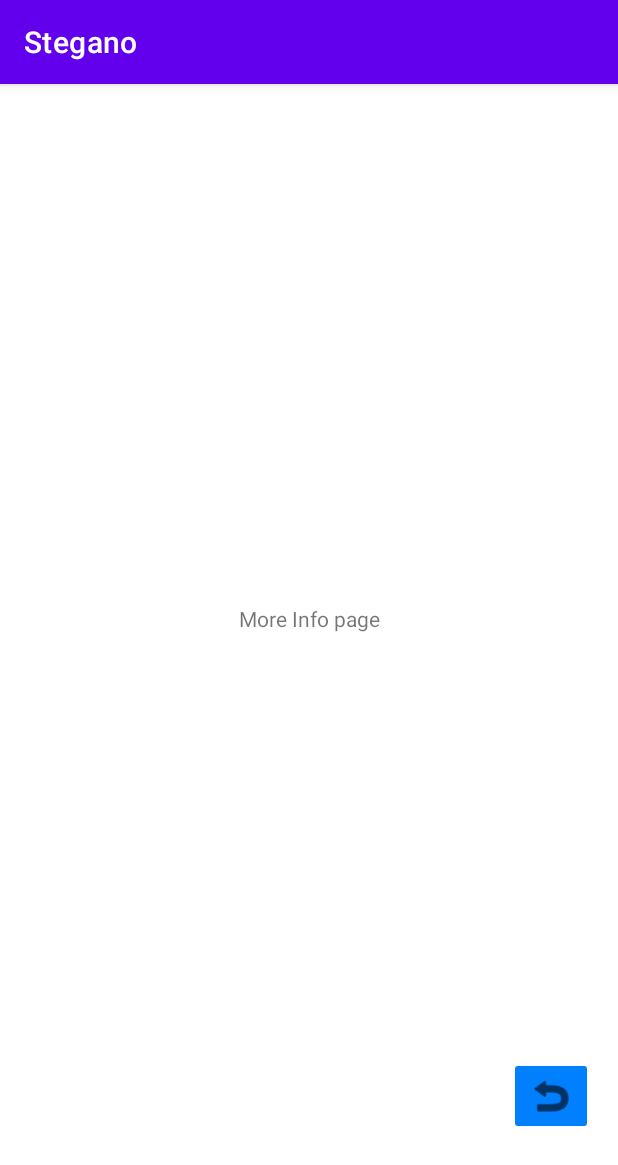
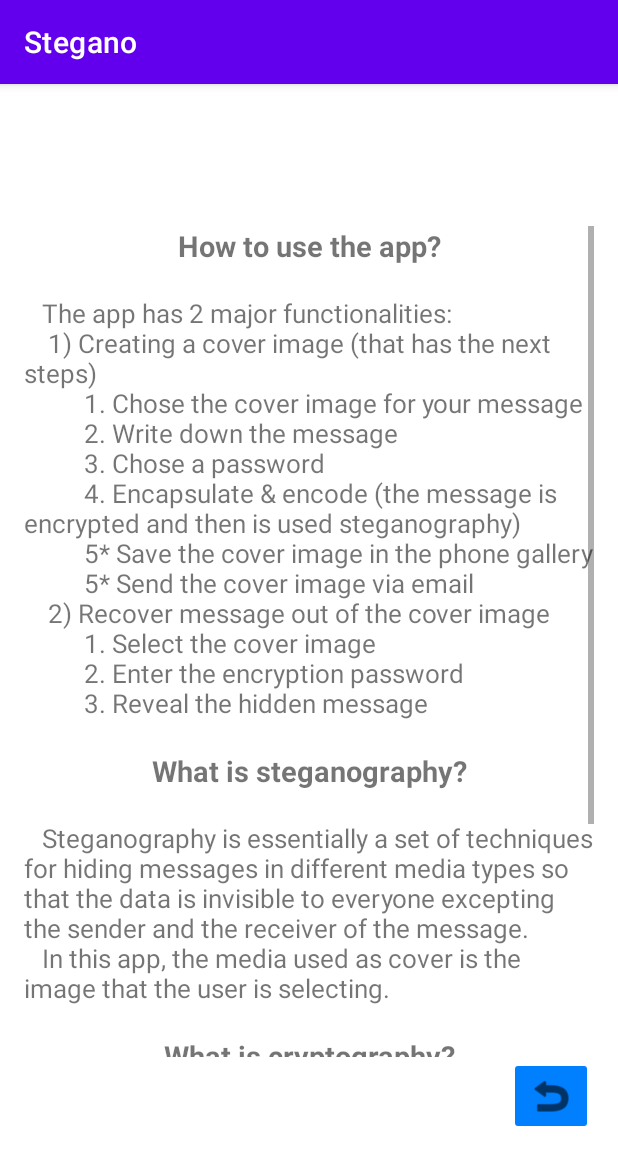
Before and after one commit to Andrei144/stegano, an Android app: the InfoActivity screen opened directly, with no data from a screen before it, on a phone screen of 412 x 824 dp. Shown: the top 1165 px of the screen. Run offline under Robolectric (Android 15) with nearby library versions, the phone set to English and light mode, and no system bars.

Commit message:
Last adjustments in the interface.

```diff
--- a/app/src/main/java/com/example/stegano/EncodeModel.kt
+++ b/app/src/main/java/com/example/stegano/EncodeModel.kt
@@ -177,9 +177,9 @@ class EncodeModel: CryptoManagerAES() {
         val codeSize = packageData[0].toInt()
         val code = packageData.sliceArray(1..<packageData.size)
 
-        if(code.size != codeSize){
-            Log.w("Size mismatch", "Code size: ${code.size}\t" +
-                    "Code size expected: $codeSize\n" +
+        if(code.size % 256 != codeSize){
+            Log.w("Size mismatch", "Code size mod 256: ${code.size % 256}\t" +
+                    "Code size expected mod 256: $codeSize\n" +
                     "Is also a very small possibility that the image is not steganographed.")
 //            throw Exception("Size mismatch, or image is not steganographed")
         }
--- a/app/src/main/java/com/example/stegano/InfoActivity.kt
+++ b/app/src/main/java/com/example/stegano/InfoActivity.kt
@@ -9,9 +9,31 @@ import androidx.appcompat.app.AppCompatActivity
 
 class InfoActivity : AppCompatActivity() {
 
-    private val infoText = "More Info page"
+    private val useExplain = "\n   The app has 2 major functionalities:\n" +
+            "    1) Creating a cover image (that has the next steps)\n" +
+            "          1. Chose the cover image for your message\n" +
+            "          2. Write down the message\n" +
+            "          3. Chose a password\n" +
+            "          4. Encapsulate & encode (the message is encrypted and then is used steganography)\n" +
+            "          5* Save the cover image in the phone gallery\n" +
+            "          5* Send the cover image via email\n" +
+            "    2) Recover message out of the cover image\n" +
+            "          1. Select the cover image\n" +
+            "          2. Enter the encryption password\n" +
+            "          3. Reveal the hidden message\n"
+    private val steganographyExplain = "\n   Steganography is essentially a set of techniques for " +
+            "hiding messages in different media types so that the data is invisible to everyone " +
+            "excepting the sender and the receiver of the message.\n   " +
+            "In this app, the media used as cover is the image that the user is selecting.\n"
+    private val cryptographyExplain = "\n   Cryptography is focussed on protecting the data by " +
+            "applying a set of 2 transformations. The first transformation is called encryption " +
+            "and is used to make something unreadable out of data, while the second " +
+            "transformation one is used to recover data from the encrypted data.\n   " +
+            "The app is using encryption to add an extra layer of security.\n"
 
-    private lateinit var infoTextView: TextView
+    private lateinit var useExplainTextView: TextView
+    private lateinit var steganographyExplainTextView: TextView
+    private lateinit var cryptographyExplainTextView: TextView
 
     @SuppressLint("MissingInflatedId")
     override fun onCreate(savedInstanceState: Bundle?) {
@@ -19,9 +41,14 @@ class InfoActivity : AppCompatActivity() {
         enableEdgeToEdge()
         setContentView(R.layout.activity_info)
 
-        infoTextView = findViewById(R.id.infoTextView1)
-        infoTextView.text = infoText
+        useExplainTextView = findViewById(R.id.useExplainTextView)
+        useExplainTextView.text = useExplain
 
+        steganographyExplainTextView = findViewById(R.id.steganographyExplainTextView)
+        steganographyExplainTextView.text = steganographyExplain
+
+        cryptographyExplainTextView = findViewById(R.id.cryptographyExplainTextView)
+        cryptographyExplainTextView.text = cryptographyExplain
     }
 
     fun onClickGoBack(view: View) {
--- a/app/src/main/res/layout/activity_decapsulate.xml
+++ b/app/src/main/res/layout/activity_decapsulate.xml
@@ -48,6 +48,7 @@
         app:layout_constraintVertical_bias="0.053"
         tools:srcCompat="@tools:sample/avatars" />
 
+
     <EditText
         android:id="@+id/editTextPasswordDecap"
         android:layout_width="177dp"
@@ -55,12 +56,13 @@
         android:ems="10"
         android:hint="Password"
         android:inputType="textPassword"
+        android:textSize="17sp"
         app:layout_constraintBottom_toBottomOf="parent"
         app:layout_constraintEnd_toEndOf="parent"
-        app:layout_constraintHorizontal_bias="0.102"
+        app:layout_constraintHorizontal_bias="0.068"
         app:layout_constraintStart_toStartOf="parent"
         app:layout_constraintTop_toBottomOf="@+id/imageViewDecap"
-        app:layout_constraintVertical_bias="0.101" />
+        app:layout_constraintVertical_bias="0.089" />
 
     <Button
         android:id="@+id/decapMessageBtn"
@@ -71,12 +73,9 @@
         android:text="Decapsulate\nMessage"
         android:textColor="@color/black"
         app:layout_constraintBottom_toBottomOf="parent"
-        app:layout_constraintEnd_toEndOf="parent"
-        app:layout_constraintHorizontal_bias="0.632"
         app:layout_constraintStart_toEndOf="@+id/editTextPasswordDecap"
         app:layout_constraintTop_toBottomOf="@+id/imageViewDecap"
-        app:layout_constraintVertical_bias="0.088" />
-
+        app:layout_constraintVertical_bias="0.09" />
 
     <TextView
         android:id="@+id/textView"
--- a/app/src/main/res/layout/activity_encapsulate.xml
+++ b/app/src/main/res/layout/activity_encapsulate.xml
@@ -69,11 +69,9 @@
         android:text="Encapsulate\nmessage"
         android:textColor="@color/black"
         app:layout_constraintBottom_toBottomOf="parent"
-        app:layout_constraintEnd_toEndOf="parent"
-        app:layout_constraintHorizontal_bias="0.059"
-        app:layout_constraintStart_toStartOf="parent"
+        app:layout_constraintStart_toEndOf="@+id/encryptionPassword"
         app:layout_constraintTop_toBottomOf="@+id/messageInput"
-        app:layout_constraintVertical_bias="0.053" />
+        app:layout_constraintVertical_bias="0.054" />
 
     <EditText
         android:id="@+id/encryptionPassword"
@@ -83,12 +81,13 @@
         android:hint="Password"
         android:importantForAutofill="no"
         android:inputType="textPassword"
+        android:textSize="17sp"
         app:layout_constraintBottom_toBottomOf="parent"
         app:layout_constraintEnd_toEndOf="parent"
-        app:layout_constraintHorizontal_bias="0.91"
+        app:layout_constraintHorizontal_bias="0.094"
         app:layout_constraintStart_toStartOf="parent"
         app:layout_constraintTop_toBottomOf="@+id/messageInput"
-        app:layout_constraintVertical_bias="0.052" />
+        app:layout_constraintVertical_bias="0.053" />
 
     <ImageButton
         android:id="@+id/imageButton"
--- a/app/src/main/res/layout/activity_encrypt.xml
+++ b/app/src/main/res/layout/activity_encrypt.xml
@@ -40,6 +40,7 @@
         android:layout_height="wrap_content"
         android:layout_marginBottom="4dp"
         android:text="Send the message via mail"
+        android:textSize="17sp"
         app:layout_constraintBottom_toTopOf="@+id/sendBtn"
         app:layout_constraintEnd_toEndOf="parent"
         app:layout_constraintHorizontal_bias="0.065"
@@ -65,6 +66,7 @@
         android:layout_width="wrap_content"
         android:layout_height="wrap_content"
         android:text="Encrypt message and hide it in the image"
+        android:textSize="17sp"
         app:layout_constraintBottom_toTopOf="@+id/button"
         app:layout_constraintEnd_toEndOf="parent"
         app:layout_constraintHorizontal_bias="0.103"
@@ -90,6 +92,7 @@
         android:id="@+id/textViewImageResult"
         android:layout_width="wrap_content"
         android:layout_height="wrap_content"
+        android:textSize="17sp"
         app:layout_constraintBottom_toBottomOf="parent"
         app:layout_constraintEnd_toEndOf="parent"
         app:layout_constraintHorizontal_bias="0.5"
--- a/app/src/main/res/layout/activity_info.xml
+++ b/app/src/main/res/layout/activity_info.xml
@@ -21,15 +21,83 @@
         app:srcCompat="@android:drawable/ic_menu_revert"
         app:tint="#000000" />
 
-    <TextView
-        android:id="@+id/infoTextView1"
-        android:layout_width="wrap_content"
-        android:layout_height="wrap_content"
-        android:text=""
-        app:layout_constraintBottom_toBottomOf="parent"
+    <ScrollView
+        android:layout_width="380dp"
+        android:layout_height="554dp"
+        app:layout_constraintBottom_toTopOf="@+id/imageButton2"
         app:layout_constraintEnd_toEndOf="parent"
-        app:layout_constraintHorizontal_bias="0.5"
-        app:layout_constraintStart_toStartOf="parent"
-        app:layout_constraintTop_toTopOf="parent"
-        app:layout_constraintVertical_bias="0.5" />
+        app:layout_constraintStart_toStartOf="parent">
+
+        <LinearLayout
+            android:layout_width="match_parent"
+            android:layout_height="wrap_content"
+            android:orientation="vertical"
+            >
+
+            <TextView
+                android:id="@+id/howToUseTextView"
+                android:layout_width="match_parent"
+                android:layout_height="wrap_content"
+                android:text="How to use the app?"
+                android:textAlignment="center"
+                android:textSize="19sp"
+                android:textStyle="bold"
+                app:layout_constraintBottom_toBottomOf="parent"
+                app:layout_constraintEnd_toEndOf="parent"
+                app:layout_constraintStart_toStartOf="parent" />
+
+            <TextView
+                android:id="@+id/useExplainTextView"
+                android:layout_width="match_parent"
+                android:layout_height="wrap_content"
+                android:textSize="17sp"
+                app:layout_constraintBottom_toBottomOf="@+id/howToUseTextView"
+                app:layout_constraintEnd_toEndOf="parent"
+                app:layout_constraintStart_toStartOf="parent" />
+
+            <TextView
+                android:id="@+id/whatIsSteganographyTextView"
+                android:layout_width="match_parent"
+                android:layout_height="wrap_content"
+                android:text="What is steganography?"
+                android:textAlignment="center"
+                android:textSize="19sp"
+                android:textStyle="bold"
+                app:layout_constraintBottom_toBottomOf="@+id/useExplainTextView"
+                app:layout_constraintEnd_toEndOf="parent"
+                app:layout_constraintStart_toStartOf="parent" />
+
+            <TextView
+                android:id="@+id/steganographyExplainTextView"
+                android:layout_width="match_parent"
+                android:layout_height="wrap_content"
+                android:textSize="17sp"
+                app:layout_constraintBottom_toBottomOf="@+id/whatIsSteganographyTextView"
+                app:layout_constraintEnd_toEndOf="parent"
+                app:layout_constraintStart_toStartOf="parent" />
+
+            <TextView
+                android:id="@+id/whatIsCryptographyTextView"
+                android:layout_width="match_parent"
+                android:layout_height="wrap_content"
+                android:text="What is cryptography?"
+                android:textAlignment="center"
+                android:textSize="19sp"
+                android:textStyle="bold"
+                app:layout_constraintBottom_toBottomOf="@+id/steganographyExplainTextView"
+                app:layout_constraintEnd_toEndOf="parent"
+                app:layout_constraintStart_toStartOf="parent" />
+
+            <TextView
+                android:id="@+id/cryptographyExplainTextView"
+                android:layout_width="match_parent"
+                android:layout_height="wrap_content"
+                android:textSize="17sp"
+                app:layout_constraintBottom_toBottomOf="@+id/whatIsCryptographyTextView"
+                app:layout_constraintEnd_toEndOf="parent"
+                app:layout_constraintStart_toStartOf="parent" />
+
+        </LinearLayout>
+    </ScrollView>
+
 </androidx.constraintlayout.widget.ConstraintLayout>
--- a/app/src/main/res/xml/data_extraction_rules.xml
+++ b/app/src/main/res/xml/data_extraction_rules.xml
@@ -5,7 +5,7 @@
 -->
 <data-extraction-rules>
     <cloud-backup>
-        <!-- TODO: Use <include> and <exclude> to control what is backed up.
+        <!-- Use <include> and <exclude> to control what is backed up.
         <include .../>
         <exclude .../>
         -->
```
